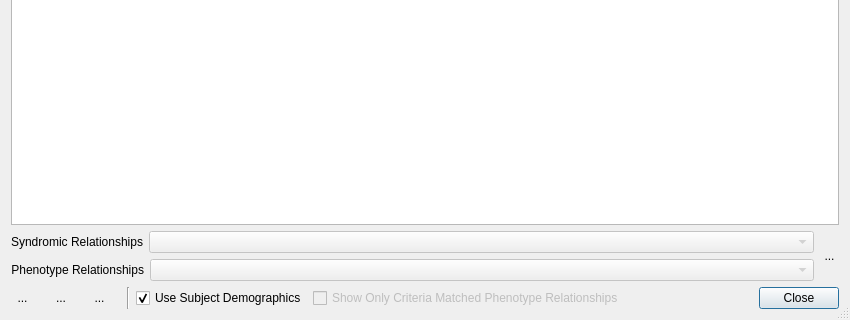
Above: forms/MetricsDialog.ui from frontiersi/FaceTools before the change; both pictures show x 0 to 850 and y 168 to 488 of the 850 by 488 pixel window. Below: the same form after it.
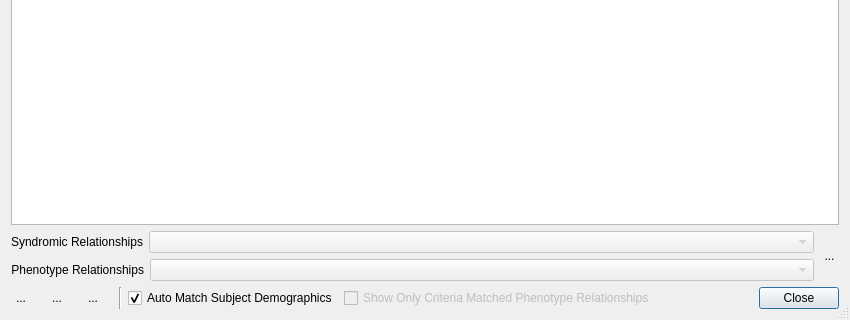
That is the form after the change. Icons and pictures are not drawn.

The edit to the form file:
```diff
--- a/forms/MetricsDialog.ui
+++ b/forms/MetricsDialog.ui
@@ -350,7 +350,7 @@
         <string>&lt;html&gt;&lt;head/&gt;&lt;body&gt;&lt;p&gt;If checked, growth curve statistics will be automatically set for each metric to most narrowly match the subject's sex and ethnicity, and the available set of statistics for each metric will be constrained to only those that are compatible with the current subject's sex and ethnicity.&lt;/p&gt;&lt;p&gt;Note that when automatically matching to the available statistics, a match to sex is preferred over a match to ethnicity, however the user can manually select a different set of growth curves from the compatible list. If this option is unchecked, the user can select the growth curves to use for each metric from all available statistics.&lt;/p&gt;&lt;p&gt;The currently set growth curves for a metric are used to calculate the statistics (Z scores) for the metric.&lt;/p&gt;&lt;/body&gt;&lt;/html&gt;</string>
        </property>
        <property name="text">
-        <string>Use Subject Demographics</string>
+        <string>Auto Match Subject Demographics</string>
        </property>
        <property name="checked">
         <bool>true</bool>
```
